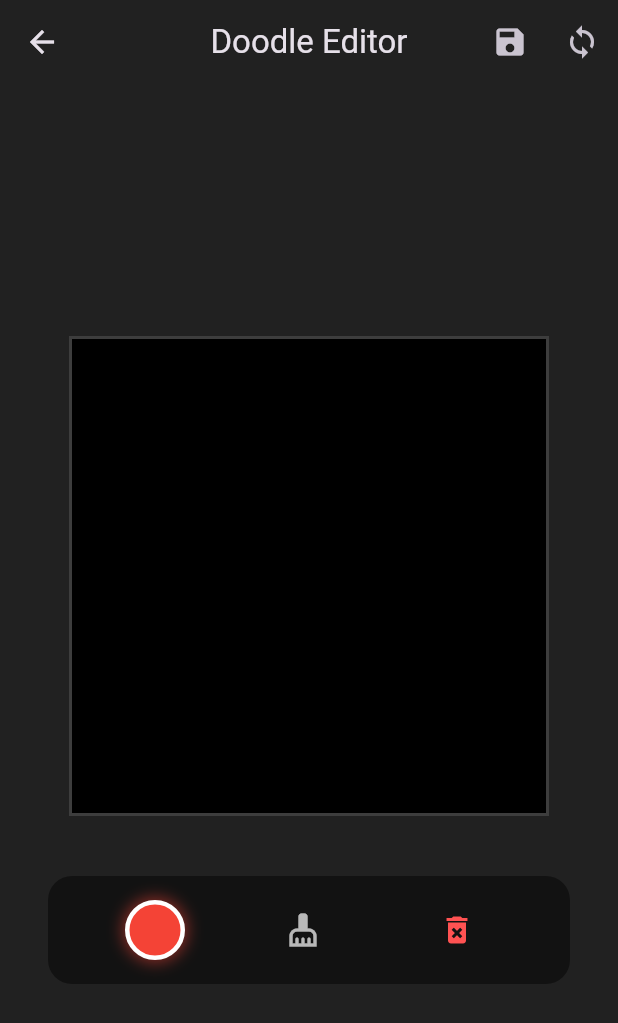
After one commit to rlaltrello/rgbop, a Flutter app: the DoodleGallery screen opened directly, after a tap on the "add" icon, on a phone screen of 412 x 824 dp. The commit adds this screen. Shown: the top 1023 px of the screen. Run offline on Flutter 3.47's test engine with Material 3 defaults, Android fonts, the phone set to English and light mode, and no system bars; our stand-ins replace file_picker, flutter_blue_plus, flutter_colorpicker, geolocator, multicast_dns; network calls fail.

Commit message:
initial doodle implementation

```diff
--- /dev/null
+++ b/lib/doodle_editor.dart
@@ -0,0 +1,316 @@
+import 'package:flutter/material.dart';
+import 'package:flutter_colorpicker/flutter_colorpicker.dart';
+import 'dart:typed_data';
+import 'dart:io';
+import 'package:path_provider/path_provider.dart';
+import 'package:http/http.dart' as http;
+
+class DoodleEditor extends StatefulWidget {
+  final int gridSize = 64;
+  final File? existingFile;     // NEW: Track if we are editing an existing file
+  final List<Color>? initialPixels; // NEW: The loaded image
+
+  const DoodleEditor({super.key, this.existingFile, this.initialPixels});
+
+  @override
+  State<DoodleEditor> createState() => _DoodleEditorState();
+}
+
+class _DoodleEditorState extends State<DoodleEditor> {
+  late List<Color> _pixels;
+  Color _selectedColor = Colors.red;
+
+  @override
+  void initState() {
+    super.initState();
+    // NEW: Load initial pixels if provided, otherwise blank canvas
+    if (widget.initialPixels != null && widget.initialPixels!.length == widget.gridSize * widget.gridSize) {
+      _pixels = List.from(widget.initialPixels!);
+    } else {
+      _pixels = List.filled(widget.gridSize * widget.gridSize, Colors.black);
+    }
+  }
+
+  Uint8List _convertToRGB565() {
+  final bytes = Uint8List(_pixels.length * 2);
+
+  for (int i = 0; i < _pixels.length; i++) {
+    final color = _pixels[i];
+
+// Extract 8-bit color channels using modern floating-point properties
+    int r = (color.r * 255.0).round().clamp(0, 255);
+    int g = (color.g * 255.0).round().clamp(0, 255);
+    int b = (color.b * 255.0).round().clamp(0, 255);
+
+    // Compress to 5-bit Red, 6-bit Green, 5-bit Blue
+    int r5 = (r >> 3) & 0x1F;
+    int g6 = (g >> 2) & 0x3F;
+    int b5 = (b >> 3) & 0x1F;
+
+    // Combine into a single 16-bit integer
+    int rgb565 = (r5 << 11) | (g6 << 5) | b5;
+
+    // Write as Big Endian (high byte first)
+    // Note: If your panel renders colors weirdly, flip these two lines (Little Endian)
+    bytes[i * 2] = (rgb565 >> 8) & 0xFF;
+    bytes[i * 2 + 1] = rgb565 & 0xFF;
+  }
+
+  return bytes;
+}
+
+Future<void> _saveDoodleLocally() async {
+    try {
+      // NEW: Overwrite the existing file if we opened one, otherwise create new
+      late File file;
+      if (widget.existingFile != null) {
+        file = widget.existingFile!;
+      } else {
+        final directory = await getApplicationDocumentsDirectory();
+        file = File('${directory.path}/doodle_${DateTime.now().millisecondsSinceEpoch}.bin');
+      }
+
+      final bytes = _convertToRGB565();
+      await file.writeAsBytes(bytes);
+
+      if (mounted) {
+        ScaffoldMessenger.of(context).showSnackBar(
+          SnackBar(content: Text('Saved locally: ${file.path.split('/').last}')),
+        );
+      }
+    } catch (e) {
+      debugPrint('Error saving doodle locally: $e');
+    }
+  }
+
+Future<void> _syncToESP32() async {
+  final String esp32Url = 'http://rgbop.local/api/doodle/upload';
+
+  try {
+    final bytes = _convertToRGB565();
+    var request = http.MultipartRequest('POST', Uri.parse(esp32Url));
+
+    // Determine the filename
+    String fileName;
+    if (widget.existingFile != null) {
+      fileName = widget.existingFile!.path.split('/').last;
+    } else {
+      fileName = 'doodle_${DateTime.now().millisecondsSinceEpoch}.bin';
+    }
+
+    request.files.add(http.MultipartFile.fromBytes(
+      'file',
+      bytes,
+      filename: fileName
+    ));
+
+    final streamedResponse = await request.send();
+    final response = await http.Response.fromStream(streamedResponse);
+
+    if (mounted) {
+      if (response.statusCode == 200) {
+        ScaffoldMessenger.of(context).showSnackBar(
+          SnackBar(content: Text('Synced: $fileName')),
+        );
+      } else {
+        ScaffoldMessenger.of(context).showSnackBar(
+          SnackBar(content: Text('Failed to sync: HTTP ${response.statusCode}')),
+        );
+      }
+    }
+  } catch (e) {
+    if (mounted) {
+      ScaffoldMessenger.of(context).showSnackBar(
+        SnackBar(content: Text('Network error: $e')),
+      );
+    }
+  }
+}
+
+  void _handleDrawing(Offset localPosition, Size canvasSize) {
+    final double pixelWidth = canvasSize.width / widget.gridSize;
+    final double pixelHeight = canvasSize.height / widget.gridSize;
+
+    final int x = (localPosition.dx / pixelWidth).floor();
+    final int y = (localPosition.dy / pixelHeight).floor();
+
+    if (x >= 0 && x < widget.gridSize && y >= 0 && y < widget.gridSize) {
+      final int index = y * widget.gridSize + x;
+      if (_pixels[index] != _selectedColor) {
+        setState(() {
+          _pixels[index] = _selectedColor;
+        });
+      }
+    }
+  }
+
+  // --- Color Picker Dialog ---
+  void _openColorPicker() {
+    showDialog(
+      context: context,
+      builder: (BuildContext context) {
+        return AlertDialog(
+          title: const Text('Pick a color'),
+          content: SingleChildScrollView(
+            child: ColorPicker(
+              pickerColor: _selectedColor,
+              onColorChanged: (Color color) {
+                setState(() => _selectedColor = color);
+              },
+              // Alpha is useless on an LED matrix, so we disable it to ensure
+              // we only get solid RGB values for our 565 conversion later.
+              enableAlpha: false,
+              pickerAreaHeightPercent: 0.8,
+            ),
+          ),
+          actions: <Widget>[
+            TextButton(
+              child: const Text('Done'),
+              onPressed: () {
+                Navigator.of(context).pop();
+              },
+            ),
+          ],
+        );
+      },
+    );
+  }
+
+  @override
+  Widget build(BuildContext context) {
+    return Scaffold(
+      backgroundColor: Colors.grey[900], // Dark mode helps visualize matrix
+      appBar: AppBar(
+        title: const Text('Doodle Editor'),
+        actions: [
+IconButton(
+  icon: const Icon(Icons.save),
+  tooltip: 'Save Local',
+  onPressed: _saveDoodleLocally,
+),
+IconButton(
+  icon: const Icon(Icons.sync),
+  tooltip: 'Sync to ESP32',
+  onPressed: _syncToESP32,
+)
+        ],
+      ),
+      body: Column(
+        mainAxisAlignment: MainAxisAlignment.center,
+        children: [
+          // The Emulated Panel
+          Center(
+            child: Container(
+              width: 320,
+              height: 320,
+              decoration: BoxDecoration(
+                border: Border.all(color: Colors.white24, width: 2),
+                color: Colors.black,
+              ),
+              child: GestureDetector(
+                onPanUpdate: (details) => _handleDrawing(details.localPosition, const Size(320, 320)),
+                onPanDown: (details) => _handleDrawing(details.localPosition, const Size(320, 320)),
+                child: CustomPaint(
+                  painter: PixelGridPainter(_pixels, widget.gridSize),
+                ),
+              ),
+            ),
+          ),
+
+          const SizedBox(height: 40),
+
+          // Toolbar
+          Container(
+            padding: const EdgeInsets.symmetric(horizontal: 24, vertical: 12),
+            margin: const EdgeInsets.symmetric(horizontal: 32),
+            decoration: BoxDecoration(
+              color: Colors.black45,
+              borderRadius: BorderRadius.circular(16),
+            ),
+            child: Row(
+              mainAxisAlignment: MainAxisAlignment.spaceAround,
+              children: [
+                // Color Picker Button
+                GestureDetector(
+                  onTap: _openColorPicker,
+                  child: Container(
+                    width: 40,
+                    height: 40,
+                    decoration: BoxDecoration(
+                      color: _selectedColor,
+                      shape: BoxShape.circle,
+                      border: Border.all(color: Colors.white, width: 3),
+                      boxShadow: [
+                        BoxShadow(
+                          color: _selectedColor.withValues(alpha: 0.5),
+                          blurRadius: 8,
+                          spreadRadius: 2,
+                        )
+                      ],
+                    ),
+                  ),
+                ),
+
+                // Eraser (Sets brush to black)
+                IconButton(
+                  icon: const Icon(Icons.cleaning_services, color: Colors.white70),
+                  tooltip: 'Eraser',
+                  onPressed: () {
+                    setState(() {
+                      _selectedColor = Colors.black;
+                    });
+                  },
+                ),
+
+                // Clear Canvas
+                IconButton(
+                  icon: const Icon(Icons.delete_forever, color: Colors.redAccent),
+                  tooltip: 'Clear Canvas',
+                  onPressed: () {
+                    setState(() {
+                      _pixels = List.filled(widget.gridSize * widget.gridSize, Colors.black);
+                    });
+                  },
+                ),
+              ],
+            ),
+          ),
+        ],
+      ),
+    );
+  }
+}
+
+class PixelGridPainter extends CustomPainter {
+  final List<Color> pixels;
+  final int gridSize;
+
+  PixelGridPainter(this.pixels, this.gridSize);
+
+  @override
+  void paint(Canvas canvas, Size size) {
+    final double cellWidth = size.width / gridSize;
+    final double cellHeight = size.height / gridSize;
+    final Paint paint = Paint()..style = PaintingStyle.fill;
+
+    for (int y = 0; y < gridSize; y++) {
+      for (int x = 0; x < gridSize; x++) {
+        final int index = y * gridSize + x;
+        paint.color = pixels[index];
+
+        // Draw each pixel as a small rectangle on the canvas
+        canvas.drawRect(
+          Rect.fromLTWH(x * cellWidth, y * cellHeight, cellWidth, cellHeight),
+          paint,
+        );
+      }
+    }
+  }
+
+  @override
+  bool shouldRepaint(covariant PixelGridPainter oldDelegate) {
+    // For better performance, you'd want a more granular check,
+    // but this works for a 64x64 grid.
+    return true;
+  }
+}
--- /dev/null
+++ b/lib/doodle_gallery.dart
@@ -0,0 +1,134 @@
+import 'dart:io';
+import 'package:flutter/material.dart';
+import 'package:path_provider/path_provider.dart';
+import 'doodle_editor.dart';
+
+class DoodleGallery extends StatefulWidget {
+  const DoodleGallery({super.key});
+
+  @override
+  State<DoodleGallery> createState() => _DoodleGalleryState();
+}
+
+class _DoodleGalleryState extends State<DoodleGallery> {
+  List<File> _doodleFiles = [];
+  bool _isLoading = true;
+
+  @override
+  void initState() {
+    super.initState();
+    _loadFiles();
+  }
+
+  Future<void> _loadFiles() async {
+    setState(() => _isLoading = true);
+    try {
+      final dir = await getApplicationDocumentsDirectory();
+      // Find all files that end with .bin and contain "doodle"
+      final files = dir.listSync().whereType<File>().where((file) =>
+        file.path.endsWith('.bin') && file.path.contains('doodle')).toList();
+
+      setState(() {
+        _doodleFiles = files;
+        _isLoading = false;
+      });
+    } catch (e) {
+      debugPrint("Error loading files: $e");
+      setState(() => _isLoading = false);
+    }
+  }
+
+  // --- Insert the parseRGB565 helper method here ---
+  List<Color> _parseRGB565(List<int> bytes) {
+    List<Color> pixels = [];
+    for (int i = 0; i < bytes.length; i += 2) {
+      int rgb565 = (bytes[i] << 8) | bytes[i + 1];
+      int r5 = (rgb565 >> 11) & 0x1F;
+      int g6 = (rgb565 >> 5) & 0x3F;
+      int b5 = rgb565 & 0x1F;
+      int r = (r5 * 255) ~/ 31;
+      int g = (g6 * 255) ~/ 63;
+      int b = (b5 * 255) ~/ 31;
+      pixels.add(Color.fromARGB(255, r, g, b));
+    }
+    return pixels;
+  }
+
+  @override
+  Widget build(BuildContext context) {
+    return Scaffold(
+      backgroundColor: Colors.grey[900],
+      appBar: AppBar(
+        title: const Text('My Doodles'),
+        actions: [
+          IconButton(
+            icon: const Icon(Icons.add),
+            onPressed: () async {
+              // Open a new blank editor
+              await Navigator.push(
+                context,
+                MaterialPageRoute(builder: (context) => const DoodleEditor()),
+              );
+              // Refresh list when returning
+              _loadFiles();
+            },
+          )
+        ],
+      ),
+      body: _isLoading
+        ? const Center(child: CircularProgressIndicator())
+        : _doodleFiles.isEmpty
+          ? const Center(child: Text('No doodles yet. Tap + to create one.', style: TextStyle(color: Colors.white70)))
+          : GridView.builder(
+              padding: const EdgeInsets.all(16),
+              gridDelegate: const SliverGridDelegateWithFixedCrossAxisCount(
+                crossAxisCount: 3,
+                crossAxisSpacing: 16,
+                mainAxisSpacing: 16,
+              ),
+              itemCount: _doodleFiles.length,
+              itemBuilder: (context, index) {
+                final file = _doodleFiles[index];
+
+                return FutureBuilder<List<int>>(
+                  future: file.readAsBytes(),
+                  builder: (context, snapshot) {
+                    if (!snapshot.hasData) {
+                      return Container(color: Colors.black26);
+                    }
+
+                    // Parse bytes into colors for the thumbnail
+                    final pixels = _parseRGB565(snapshot.data!);
+
+                    return GestureDetector(
+                      onTap: () async {
+                        // Open existing doodle
+                        await Navigator.push(
+                          context,
+                          MaterialPageRoute(
+                            builder: (context) => DoodleEditor(
+                              existingFile: file,
+                              initialPixels: pixels,
+                            ),
+                          ),
+                        );
+                        // Refresh when returning in case they saved over it
+                        _loadFiles();
+                      },
+                      child: Container(
+                        decoration: BoxDecoration(
+                          border: Border.all(color: Colors.white24),
+                        ),
+                        // Reuse our PixelGridPainter for the thumbnail!
+                        child: CustomPaint(
+                          painter: PixelGridPainter(pixels, 64),
+                        ),
+                      ),
+                    );
+                  },
+                );
+              },
+            ),
+    );
+  }
+}
--- a/pubspec.yaml
+++ b/pubspec.yaml
@@ -40,6 +40,8 @@ dependencies:
   multicast_dns: ^0.3.3+1
   file_picker: ^11.0.2
   geolocator: ^14.0.2
+  flutter_colorpicker: ^1.1.0
+  path_provider: ^2.1.6
 
 dev_dependencies:
   flutter_test:
```
Also changed, not shown: lib/dashboard_screen.dart (+14 -0 lines), pubspec.lock, 2 other files.
